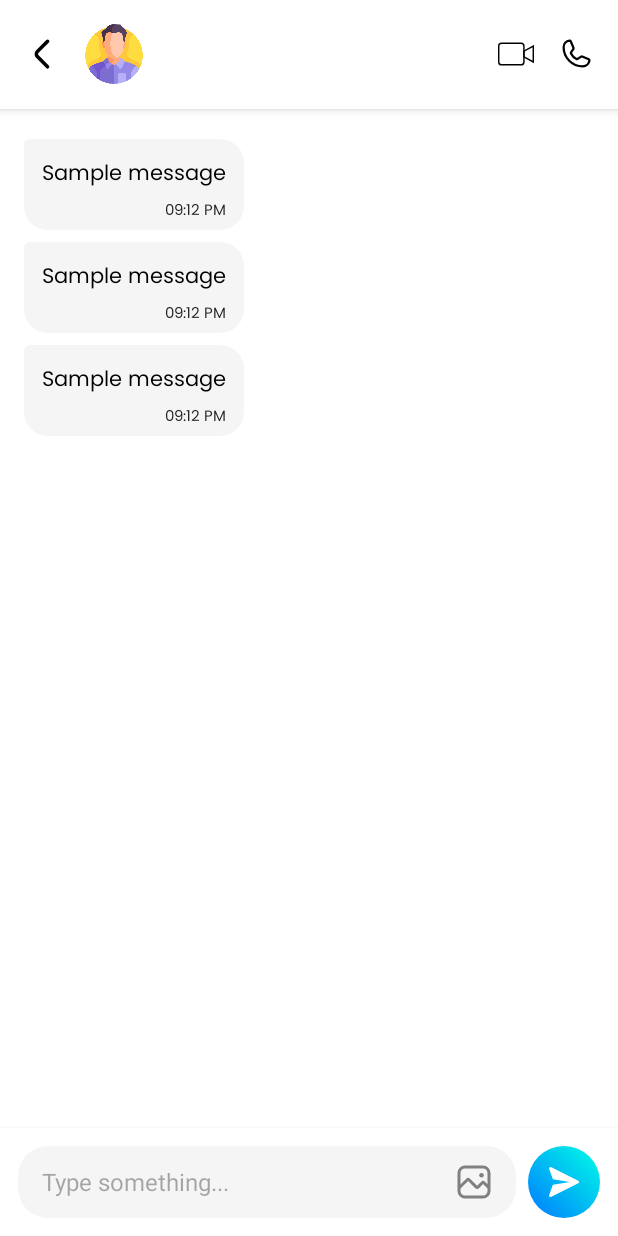
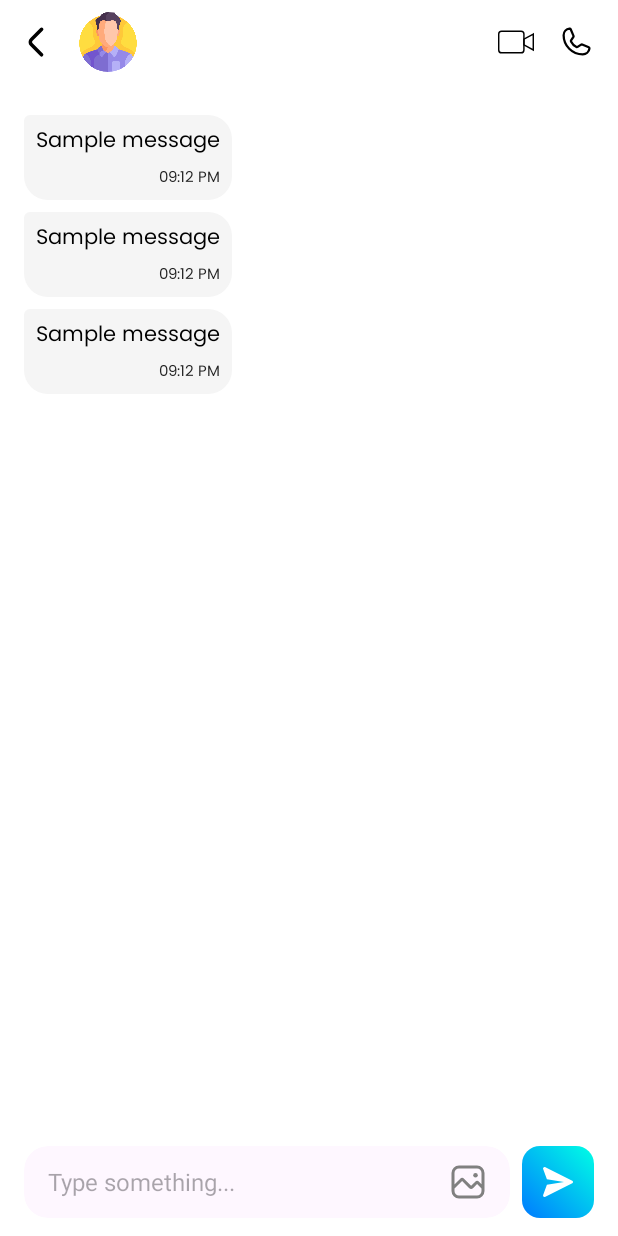
Before and after one commit to RamaScript/Allen-Connect, an Android app: the layout activity_chat_detail.xml on its own in the app's theme, with its tools: preview values and no code run, on a phone screen of 412 x 824 dp. Run offline under Robolectric (Android 15) with nearby library versions, the light colour scheme and no system bars.

Commit message:
Chat Detail UI + seen status tick

```diff
--- a/app/src/main/res/drawable/sender_message_bg.xml
+++ b/app/src/main/res/drawable/sender_message_bg.xml
@@ -2,8 +2,7 @@
 <shape xmlns:android="http://schemas.android.com/apk/res/android"
     android:shape="rectangle">
     <gradient
-        android:startColor="@color/color_primary_dark"
-        android:centerColor="@color/color_primary"
+        android:startColor="@color/color_primary"
         android:endColor="@color/color_primary_light"
         android:angle="90"
         />
--- a/app/src/main/res/layout/activity_chat_detail.xml
+++ b/app/src/main/res/layout/activity_chat_detail.xml
@@ -8,6 +8,7 @@
     android:layout_height="match_parent"
     android:background="@color/white"
     android:fitsSystemWindows="true"
+    android:hardwareAccelerated="true"
     tools:context=".features.chat.chatDetailActivity">
 
     <androidx.constraintlayout.widget.ConstraintLayout
@@ -19,10 +20,9 @@
             android:layout_width="match_parent"
             android:layout_height="wrap_content"
             android:background="@color/white"
-            android:elevation="4dp"
             android:gravity="center_vertical"
             android:orientation="horizontal"
-            android:paddingVertical="12dp"
+            android:paddingVertical="4dp"
             app:layout_constraintEnd_toEndOf="parent"
             app:layout_constraintStart_toStartOf="parent"
             app:layout_constraintTop_toTopOf="parent">
@@ -31,8 +31,9 @@
                 android:id="@+id/backBtnIV"
                 android:layout_width="24dp"
                 android:layout_height="24dp"
-                android:layout_marginStart="16dp"
+                android:layout_marginStart="12dp"
                 android:src="@drawable/ic_arrow_back"
+                android:contentDescription="Back button"
                 app:tint="@color/black" />
 
             <de.hdodenhof.circleimageview.CircleImageView
@@ -81,6 +82,7 @@
                 android:layout_width="24dp"
                 android:layout_height="24dp"
                 android:layout_marginEnd="16dp"
+                android:contentDescription="Video call"
                 android:src="@drawable/ic_video_call"
                 app:tint="@color/black" />
 
@@ -89,6 +91,7 @@
                 android:layout_width="24dp"
                 android:layout_height="24dp"
                 android:layout_marginEnd="16dp"
+                android:contentDescription="Audio call"
                 android:src="@drawable/ic_call"
                 app:tint="@color/black" />
 
@@ -106,6 +109,7 @@
             android:paddingBottom="8dp"
             android:stackFromBottom="true"
             android:transcriptMode="alwaysScroll"
+            android:layerType="hardware"
             app:layoutManager="androidx.recyclerview.widget.LinearLayoutManager"
             app:layout_constraintBottom_toTopOf="@+id/deletedAccountMessage"
             app:layout_constraintEnd_toEndOf="parent"
@@ -135,19 +139,26 @@
             android:layout_width="match_parent"
             android:layout_height="wrap_content"
             android:background="@color/white"
-            android:elevation="4dp"
             android:gravity="center"
             android:minHeight="64dp"
             android:orientation="horizontal"
-            android:padding="12dp"
+            android:paddingHorizontal="16dp"
+            android:paddingBottom="12dp"
+            android:paddingTop="8dp"
             app:layout_constraintBottom_toBottomOf="parent">
 
-            <LinearLayout
+            <com.google.android.material.card.MaterialCardView
                 android:layout_width="0dp"
                 android:layout_height="wrap_content"
                 android:layout_marginEnd="8dp"
                 android:layout_weight="1"
-                android:background="@drawable/post_prompt_background"
+                app:cardCornerRadius="16dp"
+                app:strokeColor="@android:color/transparent"
+                app:strokeWidth="1dp">
+
+                <LinearLayout
+                    android:layout_width="match_parent"
+                    android:layout_height="wrap_content"
                     android:gravity="center_vertical"
                     android:orientation="horizontal"
                     android:paddingHorizontal="16dp"
@@ -169,16 +180,18 @@
                         android:layout_width="24dp"
                         android:layout_height="24dp"
                         android:layout_marginStart="8dp"
+                        android:contentDescription="Attach files"
                         android:src="@drawable/ic_gallery"
                         app:tint="@color/gray" />
 
                 </LinearLayout>
+            </com.google.android.material.card.MaterialCardView>
 
             <ImageView
                 android:id="@+id/send"
                 android:layout_width="48dp"
                 android:layout_height="48dp"
-                android:background="@drawable/green_dot"
+                android:background="@drawable/gradient_btn"
                 android:contentDescription="Send message"
                 android:padding="12dp"
                 app:srcCompat="@drawable/ic_send"
--- a/app/src/main/res/layout/rv_sample_receiver.xml
+++ b/app/src/main/res/layout/rv_sample_receiver.xml
@@ -12,9 +12,8 @@
         android:layout_marginEnd="64dp"
         android:background="@drawable/receiver_message_bg"
         android:orientation="vertical"
-        android:paddingTop="12dp"
-        android:paddingBottom="4dp"
-        android:paddingHorizontal="12dp">
+        android:paddingVertical="6dp"
+        android:paddingHorizontal="8dp">
 
         <TextView
             android:id="@+id/recieverText"
```
Also changed, not shown: app/src/main/java/com/ramascript/allenconnect/features/chat/chatDetailActivity.java (+67 -23 lines), app/src/main/java/com/ramascript/allenconnect/features/chat/chatMsgAdapter.java (+10 -0 lines), app/src/main/res/drawable/ic_check_double.xml (added, +10 -0 lines), app/src/main/res/layout/rv_sample_sender.xml (+29 -11 lines). Lines whose indentation alone changed are shown as unchanged.
